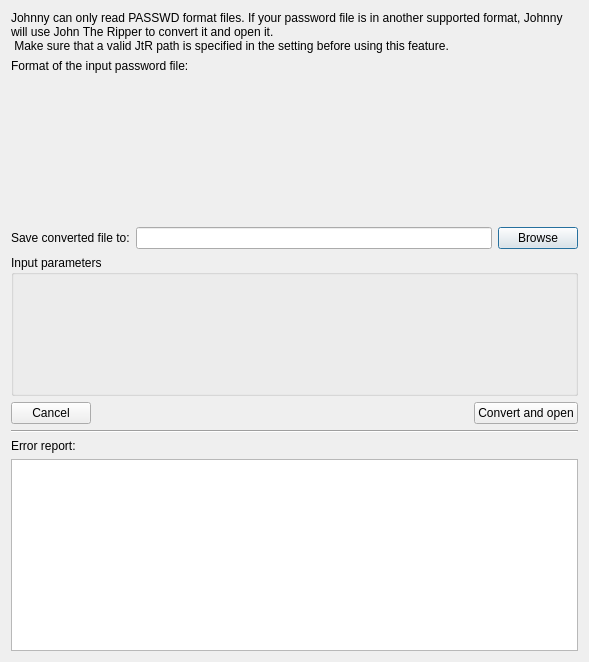
Qt form forms/openotherformatfiledialog.ui (openwall/johnny) before a commit.
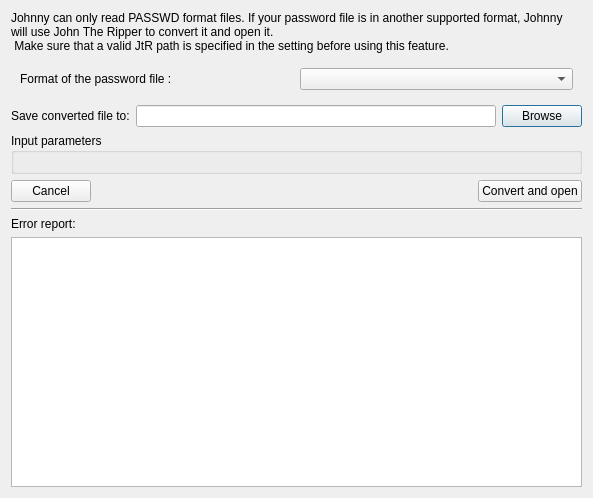
The same form after that commit.

Commit message: Keep improving *2john support.

The edit to the form file:
```diff
--- a/forms/openotherformatfiledialog.ui
+++ b/forms/openotherformatfiledialog.ui
@@ -6,8 +6,8 @@
    <rect>
     <x>0</x>
     <y>0</y>
-    <width>589</width>
-    <height>662</height>
+    <width>593</width>
+    <height>498</height>
    </rect>
   </property>
   <property name="windowTitle">
@@ -26,23 +26,28 @@
     </widget>
    </item>
    <item>
-    <widget class="QLabel" name="label_4">
-     <property name="text">
-      <string>Format of the input password file:</string>
-     </property>
-    </widget>
+    <layout class="QHBoxLayout" name="horizontalLayout"/>
    </item>
    <item>
     <widget class="QWidget" name="widget" native="true">
+     <layout class="QHBoxLayout" name="horizontalLayout_4">
+      <item>
+       <widget class="QLabel" name="label_2">
      <property name="sizePolicy">
-      <sizepolicy hsizetype="Expanding" vsizetype="MinimumExpanding">
+         <sizepolicy hsizetype="Minimum" vsizetype="Preferred">
        <horstretch>0</horstretch>
        <verstretch>0</verstretch>
       </sizepolicy>
      </property>
-     <property name="contextMenuPolicy">
-      <enum>Qt::NoContextMenu</enum>
-     </property>
+        <property name="text">
+         <string>Format of the password file :</string>
+        </property>
+       </widget>
+      </item>
+      <item>
+       <widget class="QComboBox" name="comboBoxFormats"/>
+      </item>
+     </layout>
     </widget>
    </item>
    <item>
@@ -69,7 +74,7 @@
    <item>
     <widget class="QGroupBox" name="groupBoxParameters">
      <property name="sizePolicy">
-      <sizepolicy hsizetype="Preferred" vsizetype="Expanding">
+      <sizepolicy hsizetype="Preferred" vsizetype="Preferred">
        <horstretch>0</horstretch>
        <verstretch>0</verstretch>
       </sizepolicy>
```
Lines whose indentation alone changed are shown as unchanged. The commit also changes 2 other files.
